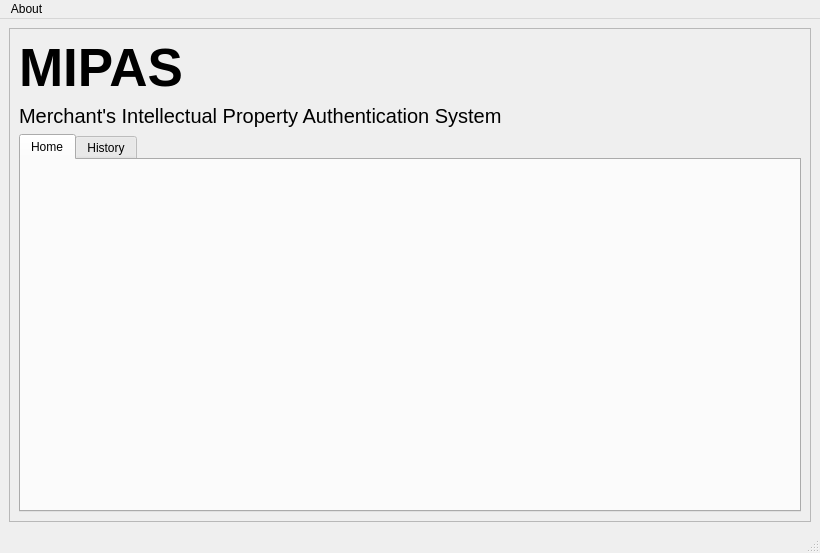
The window that ui_files/mainWindow.ui (ilanpogr/MIPAS) describes before a commit, drawn with Qt 5.
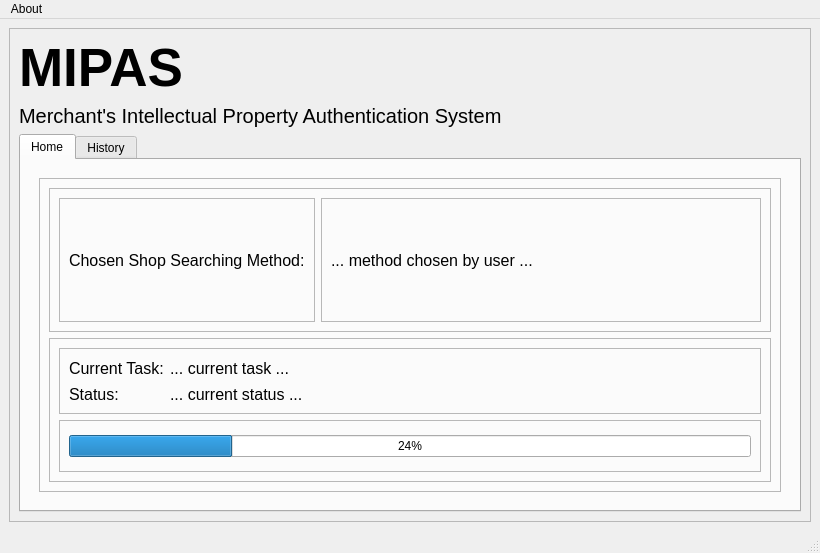
The same window after the commit. The open tabs and pages were chosen to show the change.

Commit message: in process stackWidget added to home tab

```diff
--- a/ui_files/mainWindow.ui
+++ b/ui_files/mainWindow.ui
@@ -264,7 +264,216 @@
                </item>
               </layout>
              </widget>
-             <widget class="QWidget" name="runtime"/>
+             <widget class="QWidget" name="runtime">
+              <layout class="QGridLayout" name="gridLayout_6">
+               <item row="0" column="0">
+                <widget class="QFrame" name="frame_6">
+                 <property name="frameShape">
+                  <enum>QFrame::StyledPanel</enum>
+                 </property>
+                 <property name="frameShadow">
+                  <enum>QFrame::Raised</enum>
+                 </property>
+                 <layout class="QVBoxLayout" name="verticalLayout_4">
+                  <item>
+                   <widget class="QFrame" name="frame_7">
+                    <property name="frameShape">
+                     <enum>QFrame::StyledPanel</enum>
+                    </property>
+                    <property name="frameShadow">
+                     <enum>QFrame::Raised</enum>
+                    </property>
+                    <layout class="QHBoxLayout" name="horizontalLayout">
+                     <item>
+                      <widget class="QFrame" name="frame_9">
+                       <property name="frameShape">
+                        <enum>QFrame::StyledPanel</enum>
+                       </property>
+                       <property name="frameShadow">
+                        <enum>QFrame::Raised</enum>
+                       </property>
+                       <layout class="QGridLayout" name="gridLayout_7">
+                        <item row="0" column="0">
+                         <widget class="QLabel" name="label_5">
+                          <property name="font">
+                           <font>
+                            <pointsize>12</pointsize>
+                           </font>
+                          </property>
+                          <property name="text">
+                           <string>Chosen Shop Searching Method:</string>
+                          </property>
+                         </widget>
+                        </item>
+                       </layout>
+                      </widget>
+                     </item>
+                     <item>
+                      <widget class="QFrame" name="frame_10">
+                       <property name="frameShape">
+                        <enum>QFrame::StyledPanel</enum>
+                       </property>
+                       <property name="frameShadow">
+                        <enum>QFrame::Raised</enum>
+                       </property>
+                       <layout class="QGridLayout" name="gridLayout_8">
+                        <item row="0" column="1">
+                         <spacer name="horizontalSpacer_3">
+                          <property name="orientation">
+                           <enum>Qt::Horizontal</enum>
+                          </property>
+                          <property name="sizeHint" stdset="0">
+                           <size>
+                            <width>40</width>
+                            <height>20</height>
+                           </size>
+                          </property>
+                         </spacer>
+                        </item>
+                        <item row="0" column="0">
+                         <widget class="QLabel" name="method_label">
+                          <property name="font">
+                           <font>
+                            <pointsize>12</pointsize>
+                           </font>
+                          </property>
+                          <property name="text">
+                           <string>... method chosen by user ...</string>
+                          </property>
+                         </widget>
+                        </item>
+                       </layout>
+                      </widget>
+                     </item>
+                    </layout>
+                   </widget>
+                  </item>
+                  <item>
+                   <widget class="QFrame" name="frame_8">
+                    <property name="frameShape">
+                     <enum>QFrame::StyledPanel</enum>
+                    </property>
+                    <property name="frameShadow">
+                     <enum>QFrame::Raised</enum>
+                    </property>
+                    <layout class="QGridLayout" name="gridLayout_9">
+                     <item row="0" column="0">
+                      <widget class="QFrame" name="frame_11">
+                       <property name="frameShape">
+                        <enum>QFrame::StyledPanel</enum>
+                       </property>
+                       <property name="frameShadow">
+                        <enum>QFrame::Raised</enum>
+                       </property>
+                       <layout class="QGridLayout" name="gridLayout_10">
+                        <item row="2" column="2">
+                         <widget class="QLabel" name="label_9">
+                          <property name="font">
+                           <font>
+                            <pointsize>12</pointsize>
+                           </font>
+                          </property>
+                          <property name="text">
+                           <string>... current status ...</string>
+                          </property>
+                         </widget>
+                        </item>
+                        <item row="0" column="2">
+                         <widget class="QLabel" name="label_7">
+                          <property name="font">
+                           <font>
+                            <pointsize>12</pointsize>
+                           </font>
+                          </property>
+                          <property name="text">
+                           <string>... current task ...</string>
+                          </property>
+                         </widget>
+                        </item>
+                        <item row="0" column="1">
+                         <widget class="QLabel" name="label_6">
+                          <property name="font">
+                           <font>
+                            <pointsize>12</pointsize>
+                            <weight>50</weight>
+                            <bold>false</bold>
+                           </font>
+                          </property>
+                          <property name="text">
+                           <string>Current Task:</string>
+                          </property>
+                         </widget>
+                        </item>
+                        <item row="2" column="1">
+                         <widget class="QLabel" name="label_8">
+                          <property name="font">
+                           <font>
+                            <pointsize>12</pointsize>
+                            <weight>50</weight>
+                            <bold>false</bold>
+                           </font>
+                          </property>
+                          <property name="text">
+                           <string>Status:</string>
+                          </property>
+                         </widget>
+                        </item>
+                        <item row="2" column="3">
+                         <spacer name="horizontalSpacer_5">
+                          <property name="orientation">
+                           <enum>Qt::Horizontal</enum>
+                          </property>
+                          <property name="sizeHint" stdset="0">
+                           <size>
+                            <width>40</width>
+                            <height>20</height>
+                           </size>
+                          </property>
+                         </spacer>
+                        </item>
+                        <item row="0" column="3">
+                         <spacer name="horizontalSpacer_4">
+                          <property name="orientation">
+                           <enum>Qt::Horizontal</enum>
+                          </property>
+                          <property name="sizeHint" stdset="0">
+                           <size>
+                            <width>40</width>
+                            <height>20</height>
+                           </size>
+                          </property>
+                         </spacer>
+                        </item>
+                       </layout>
+                      </widget>
+                     </item>
+                     <item row="1" column="0">
+                      <widget class="QFrame" name="frame_12">
+                       <property name="frameShape">
+                        <enum>QFrame::StyledPanel</enum>
+                       </property>
+                       <property name="frameShadow">
+                        <enum>QFrame::Raised</enum>
+                       </property>
+                       <layout class="QGridLayout" name="gridLayout_11">
+                        <item row="1" column="0">
+                         <widget class="QProgressBar" name="progressBar">
+                          <property name="value">
+                           <number>24</number>
+                          </property>
+                         </widget>
+                        </item>
+                       </layout>
+                      </widget>
+                     </item>
+                    </layout>
+                   </widget>
+                  </item>
+                 </layout>
+                </widget>
+               </item>
+              </layout>
+             </widget>
              <widget class="QWidget" name="end_run"/>
             </widget>
            </item>
```
The commit also changes 1 other file.
